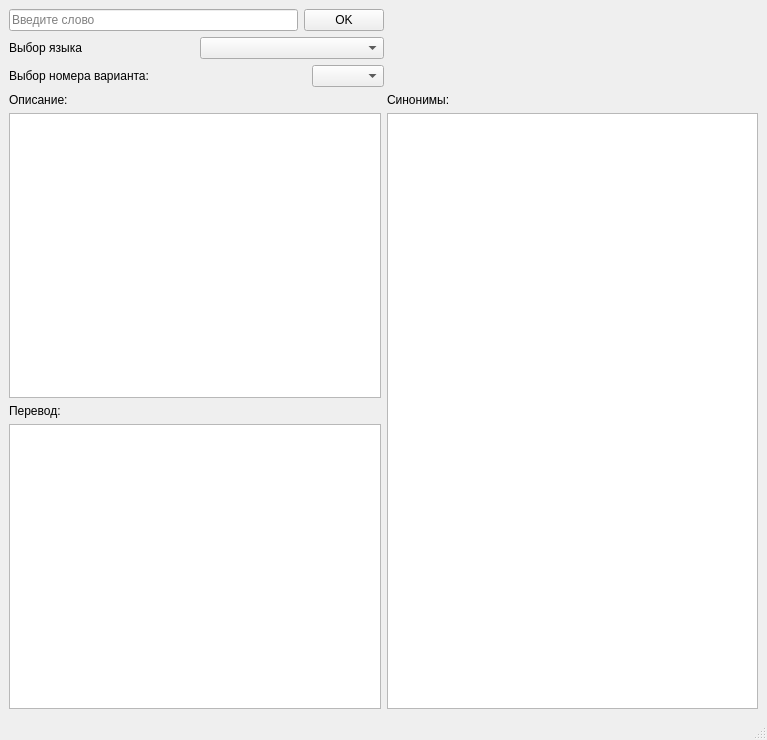
Hex0001/Qt_exam, file yandex_dictionary/ui/yandex_dictionary.ui: the form before one commit.
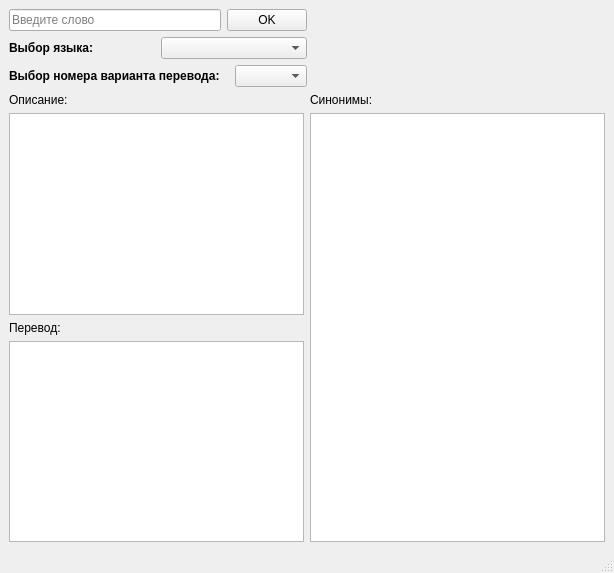
The form after the commit.

```diff
--- a/yandex_dictionary/ui/yandex_dictionary.ui
+++ b/yandex_dictionary/ui/yandex_dictionary.ui
@@ -6,13 +6,22 @@
    <rect>
     <x>0</x>
     <y>0</y>
-    <width>767</width>
-    <height>740</height>
+    <width>614</width>
+    <height>573</height>
    </rect>
   </property>
+  <property name="minimumSize">
+   <size>
+    <width>400</width>
+    <height>450</height>
+   </size>
+  </property>
   <property name="windowTitle">
    <string>Переводчик-словарь</string>
   </property>
+  <property name="styleSheet">
+   <string notr="true"/>
+  </property>
   <widget class="QWidget" name="centralwidget">
    <layout class="QVBoxLayout" name="verticalLayout_6">
     <item>
@@ -41,8 +50,13 @@
          <layout class="QHBoxLayout" name="horizontalLayout_2">
           <item>
            <widget class="QLabel" name="labelLanguageSelect">
+            <property name="font">
+             <font>
+              <bold>true</bold>
+             </font>
+            </property>
             <property name="text">
-             <string>Выбор языка</string>
+             <string>Выбор языка:</string>
             </property>
            </widget>
           </item>
@@ -55,8 +69,16 @@
          <layout class="QHBoxLayout" name="horizontalLayout_3">
           <item>
            <widget class="QLabel" name="labelDefSelect">
+            <property name="font">
+             <font>
+              <bold>true</bold>
+             </font>
+            </property>
+            <property name="styleSheet">
+             <string notr="true"/>
+            </property>
             <property name="text">
-             <string>Выбор номера варианта:</string>
+             <string>Выбор номера варианта перевода:</string>
             </property>
            </widget>
           </item>
```
Left out of the diff: 2 changed lines with no effect on the pictures.
